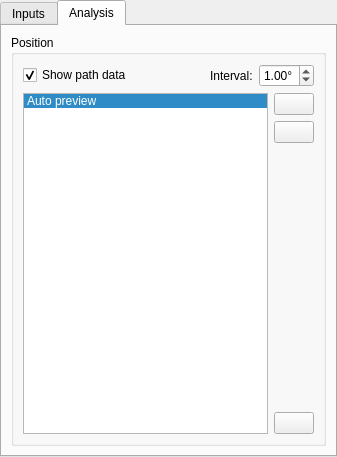
The window that pyslvs_ui/widgets/inputs.ui (KmolYuan/Pyslvs-UI) describes before a commit, drawn with Qt 5.
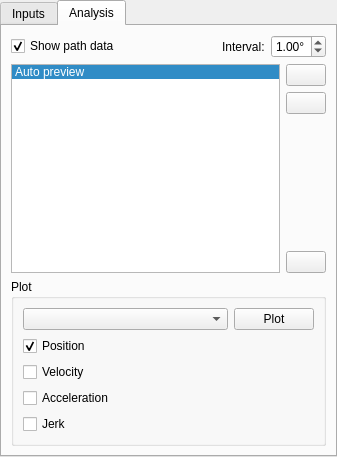
The same window after the commit. The open tabs and pages were chosen to show the change. Icons and pictures are not drawn.

Commit message: Add plot function UI.

Diff of the .ui file:
```diff
--- a/pyslvs_ui/widgets/inputs.ui
+++ b/pyslvs_ui/widgets/inputs.ui
@@ -347,13 +347,7 @@
       <attribute name="title">
        <string>Analysis</string>
       </attribute>
-      <layout class="QVBoxLayout" name="verticalLayout_7">
-       <item>
-        <widget class="QGroupBox" name="record_groupBox">
-         <property name="title">
-          <string>Position</string>
-         </property>
-         <layout class="QVBoxLayout" name="verticalLayout_22">
+      <layout class="QVBoxLayout" name="verticalLayout_6">
           <item>
            <layout class="QHBoxLayout" name="horizontalLayout_6">
             <item>
@@ -487,6 +481,67 @@
              </layout>
             </item>
            </layout>
+       </item>
+       <item>
+        <widget class="QGroupBox" name="plot_groupbox">
+         <property name="title">
+          <string>Plot</string>
+         </property>
+         <layout class="QVBoxLayout" name="verticalLayout_4">
+          <item>
+           <layout class="QHBoxLayout" name="horizontalLayout_5">
+            <item>
+             <widget class="QComboBox" name="plot_joint"/>
+            </item>
+            <item>
+             <widget class="QPushButton" name="plot_button">
+              <property name="sizePolicy">
+               <sizepolicy hsizetype="Fixed" vsizetype="Fixed">
+                <horstretch>0</horstretch>
+                <verstretch>0</verstretch>
+               </sizepolicy>
+              </property>
+              <property name="text">
+               <string>Plot</string>
+              </property>
+              <property name="icon">
+               <iconset resource="../icons.qrc">
+                <normaloff>:/icons/formula.png</normaloff>:/icons/formula.png</iconset>
+              </property>
+             </widget>
+            </item>
+           </layout>
+          </item>
+          <item>
+           <widget class="QCheckBox" name="plot_pos">
+            <property name="text">
+             <string>Position</string>
+            </property>
+            <property name="checked">
+             <bool>true</bool>
+            </property>
+           </widget>
+          </item>
+          <item>
+           <widget class="QCheckBox" name="plot_vel">
+            <property name="text">
+             <string>Velocity</string>
+            </property>
+           </widget>
+          </item>
+          <item>
+           <widget class="QCheckBox" name="plot_acc">
+            <property name="text">
+             <string>Acceleration</string>
+            </property>
+           </widget>
+          </item>
+          <item>
+           <widget class="QCheckBox" name="plot_jerk">
+            <property name="text">
+             <string>Jerk</string>
+            </property>
+           </widget>
           </item>
          </layout>
         </widget>
```
Left out of the diff: 8 changed lines with no effect on the pictures. Lines whose indentation alone changed are shown as unchanged. The commit also changes 4 other files.
